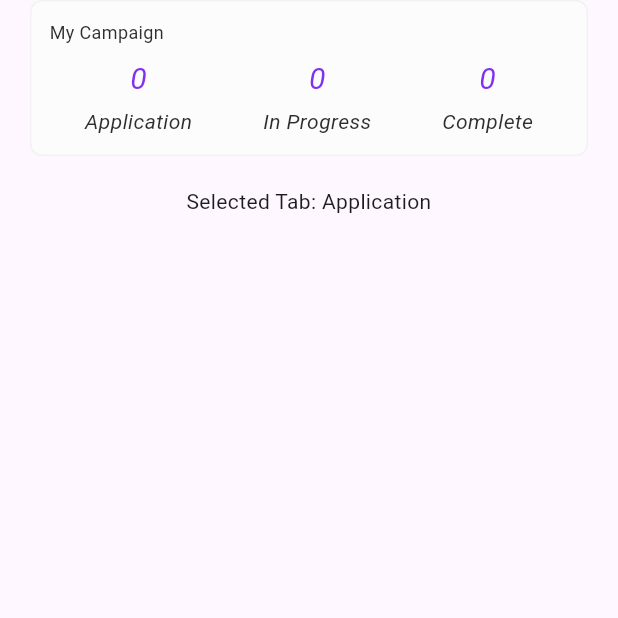
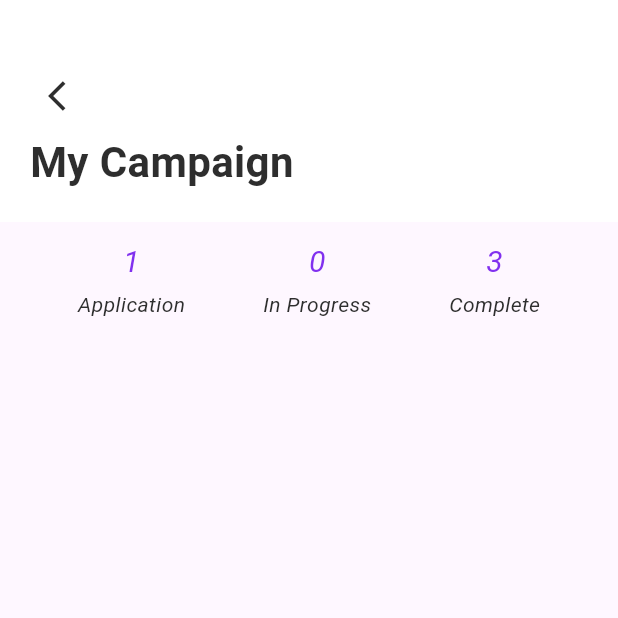
Before and after one commit to shaina-pachica/Flutter, a Flutter app: the CampaignSummaryView screen opened directly, on a phone screen of 412 x 824 dp, the top half of it. Run offline on Flutter 3.47's test engine with Material 3 defaults, Android fonts, the phone set to English and light mode, and no system bars; our stand-ins replace file_picker, get, image_picker; Roboto replaces fonts that are missing (ABeeZee).

Commit message:
Campaign Section. Still unclickable but is a progress

```diff
--- a/lib/app/controllers/campaign_controller.dart
+++ b/lib/app/controllers/campaign_controller.dart
@@ -2,9 +2,9 @@ import 'package:get/get.dart';
 
 class CampaignController extends GetxController {
   var selectedTab = 'Application'.obs; // default tab
-  var applicationCount = 0.obs;
+  var applicationCount = 1.obs;
   var inProgressCount = 0.obs;
-  var completeCount = 0.obs;
+  var completeCount = 3.obs;
 
   void selectTab(String tab) {
     selectedTab.value = tab;
--- a/lib/app/views/home/myInformation/home_view.dart
+++ b/lib/app/views/home/myInformation/home_view.dart
@@ -1,5 +1,6 @@
 import 'package:flutter/material.dart';
 import 'package:get/get.dart';
+import 'package:myflyn_app/app/controllers/campaign_controller.dart';
 import 'package:myflyn_app/app/routes/app_pages.dart';
 
 import 'package:myflyn_app/app/widgets/campaign_card.dart';
@@ -14,6 +15,9 @@ class HomeView extends StatelessWidget {
 
   @override
   Widget build(BuildContext context) {
+    // Initialize your controller here. Replace HomeController with your actual controller class if different.
+    final controller = Get.put(CampaignController());
+
     return Scaffold(
       body: ListView(
         children: [
@@ -30,7 +34,16 @@ class HomeView extends StatelessWidget {
                 ),
               ),
               const SizedBox(height: 20),
-              //const CampaignCard(), // Campaign summary widget
+
+               Obx(
+            () => CampaignCard(
+              applicationCount: controller.applicationCount.value,
+              inProgressCount: controller.inProgressCount.value,
+              completeCount: controller.completeCount.value,
+              onTabSelected: controller.selectTab,
+            ),
+          ),
+
               const SizedBox(height: 20),
               MenuItem(
                 title: "My information",
--- a/lib/app/views/home/myInformation/myCampaign/campaign_view.dart
+++ b/lib/app/views/home/myInformation/myCampaign/campaign_view.dart
@@ -1,7 +1,8 @@
 import 'package:flutter/material.dart';
 import 'package:get/get.dart';
 import 'package:myflyn_app/app/controllers/campaign_controller.dart';
-import 'package:myflyn_app/app/widgets/campaign_card.dart';
+import 'package:myflyn_app/app/widgets/campaign_button.dart';
+import 'package:myflyn_app/app/widgets/sections/custom_header.dart';
 
 
 class CampaignSummaryView extends StatelessWidget {
@@ -12,21 +13,40 @@ class CampaignSummaryView extends StatelessWidget {
     final controller = Get.put(CampaignController());
 
     return Scaffold(
-      body: Obx(() => ListView(
-            children: [
-              CampaignCard(
-                applicationCount: controller.applicationCount.value,
-                inProgressCount: controller.inProgressCount.value,
-                completeCount: controller.completeCount.value,
-                onTabSelected: controller.selectTab, // reactive callback
-              ),
-              const SizedBox(height: 20),
-              Text(
-                'Selected Tab: ${controller.selectedTab.value}',
-                textAlign: TextAlign.center,
-              ),
-            ],
-          )),
+     body: Column(
+        children: [
+          // Custom header
+          const CustomHeader(title: 'My Campaign'),
+
+          const SizedBox(height: 12),
+
+          // Tab buttons
+          Obx(() => Row(
+                mainAxisAlignment: MainAxisAlignment.spaceEvenly,
+                children: [
+                  CampaignButton(
+                    label: 'Application',
+                    count: controller.applicationCount.value.toString(),
+                    isSelected: controller.selectedTab.value == 'Application',
+                    onTap: () => controller.selectTab('Application'),
+                  ),
+                  CampaignButton(
+                    label: 'In Progress',
+                    count: controller.inProgressCount.value.toString(),
+                    isSelected: controller.selectedTab.value == 'In Progress',
+                    onTap: () => controller.selectTab('In Progress'),
+                  ),
+                  CampaignButton(
+                    label: 'Complete',
+                    count: controller.completeCount.value.toString(),
+                    isSelected: controller.selectedTab.value == 'Complete',
+                    onTap: () => controller.selectTab('Complete'),
+                  ),
+                ],
+              )
+            ),
+        ],
+      ),
     );
   }
 }
--- a/lib/app/widgets/campaign_button.dart
+++ b/lib/app/widgets/campaign_button.dart
@@ -3,15 +3,16 @@ import 'package:flutter/material.dart';
 class CampaignButton extends StatelessWidget {
   final String label;
   final String count;
+  final bool isSelected;
   final VoidCallback onTap;
 
   const CampaignButton({
-    super.key,
+    Key? key,
     required this.label,
     required this.count,
+    required this.isSelected,
     required this.onTap,
-  });
-
+  }) : super(key: key);
   @override
   Widget build(BuildContext context) {
     return InkWell(
--- a/lib/app/widgets/campaign_card.dart
+++ b/lib/app/widgets/campaign_card.dart
@@ -39,16 +39,19 @@ class CampaignCard extends StatelessWidget {
               CampaignButton(
                 count: applicationCount.toString(),
                 label: "Application",
+                isSelected: false,
                 onTap: () => onTabSelected("Application"),
               ),
               CampaignButton(
                 count: inProgressCount.toString(),
                 label: "In Progress",
+                isSelected: false,
                 onTap: () => onTabSelected("In Progress"),
               ),
               CampaignButton(
                 count: completeCount.toString(),
                 label: "Complete",
+                isSelected: false,
                 onTap: () => onTabSelected("Complete"),
               ),
             ],
```
